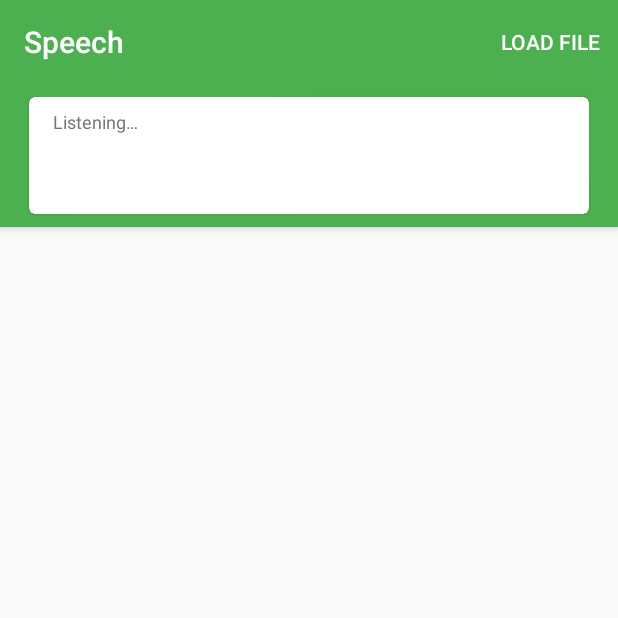
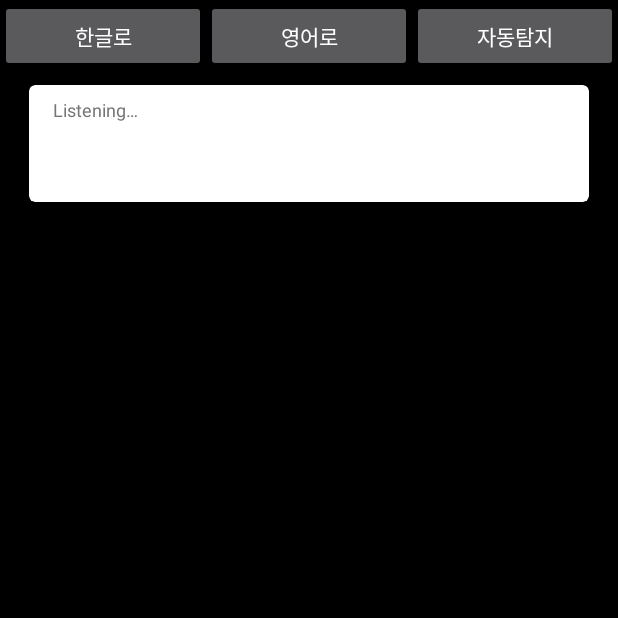
Before and after one commit to nar789/speechtest, an Android app: the screen it shows after launch (MainActivity), on a phone screen of 412 x 824 dp, the top half of it. Run offline under Robolectric (Android 15) with nearby library versions, the phone set to English and light mode, and no system bars; our stand-ins replace Volley; libraries missing offline, so code that uses them is left out: com.google.auth, com.google.auth.oauth2, com.google.cloud.speech, com.google.protobuf, io.grpc and 3 more; 2 statements that could not run were skipped.

Commit message:
ar translate poc v1.2

```diff
--- a/app/build.gradle
+++ b/app/build.gradle
@@ -120,6 +120,8 @@ dependencies {
     testCompile 'junit:junit:4.12'
     androidTestCompile 'com.android.support.test:runner:0.5'
     androidTestCompile 'com.android.support.test.espresso:espresso-core:2.2.2'
+
+    compile 'com.mcxiaoke.volley:library:1.0.19'
 }
 
 task copySecretKey(type: Copy) {
--- a/app/src/main/java/com/google/cloud/android/speech/SpeechService.java
+++ b/app/src/main/java/com/google/cloud/android/speech/SpeechService.java
@@ -213,6 +213,10 @@ public class SpeechService extends Service {
     }
 
     private String getDefaultLanguageCode() {
+        if (TranslateLanguageUtils.speakerLanguage != null) {
+            Log.d("translate", "defaultLang = " + TranslateLanguageUtils.speakerLanguage);
+            return TranslateLanguageUtils.speakerLanguage;
+        }
         final Locale locale = Locale.getDefault();
         final StringBuilder language = new StringBuilder(locale.getLanguage());
         final String country = locale.getCountry();
@@ -220,6 +224,7 @@ public class SpeechService extends Service {
             language.append("-");
             language.append(country);
         }
+        Log.d("translate", "defaultLang = " + language.toString());
         return language.toString();
     }
 
--- a/app/src/main/res/layout/activity_main.xml
+++ b/app/src/main/res/layout/activity_main.xml
@@ -28,14 +28,38 @@
         android:layout_height="wrap_content"
         android:background="?attr/colorPrimary"
         android:theme="@style/ThemeOverlay.AppCompat.Dark">
-
+        <!--
         <android.support.v7.widget.Toolbar
             android:id="@+id/toolbar"
             android:layout_width="match_parent"
             android:layout_height="wrap_content"
             android:background="?attr/colorPrimary"
             android:paddingLeft="32dp"
-            android:paddingRight="32dp"/>
+            android:paddingRight="32dp"/>//-->
+        <LinearLayout
+            android:layout_width="match_parent"
+            android:layout_height="wrap_content">
+            <Button
+                android:id="@+id/btn_korea"
+                android:layout_weight="1"
+                android:layout_width="wrap_content"
+                android:layout_height="wrap_content"
+                android:text="@string/korea" />
+            <Button
+                android:id="@+id/btn_english"
+                android:layout_weight="1"
+                android:layout_width="wrap_content"
+                android:layout_height="wrap_content"
+                android:text="@string/english" />
+            <Button
+                android:id="@+id/btn_auto"
+                android:layout_weight="1"
+                android:layout_width="wrap_content"
+                android:layout_height="wrap_content"
+                android:text="@string/auto" />
+
+        </LinearLayout>
+
 
         <include layout="@layout/item_result"/>
 
@@ -45,6 +69,7 @@
         android:id="@+id/recycler_view"
         android:layout_width="match_parent"
         android:layout_height="match_parent"
+        android:background="@color/primary"
         android:clipToPadding="false"
         android:paddingBottom="@dimen/spacing_small"
         android:paddingTop="@dimen/spacing_small"
--- a/app/src/main/res/values/colors.xml
+++ b/app/src/main/res/values/colors.xml
@@ -15,8 +15,8 @@
   limitations under the License.
 -->
 <resources>
-    <color name="primary">#4CAF50</color>
-    <color name="primary_dark">#388E3C</color>
+    <color name="primary">#000000</color>
+    <color name="primary_dark">#000000</color>
     <color name="accent">#536DFE</color>
 
     <color name="status_hearing">#7B1FA2</color>
--- a/app/src/main/res/values/strings.xml
+++ b/app/src/main/res/values/strings.xml
@@ -15,8 +15,11 @@
   limitations under the License.
 -->
 <resources>
-    <string name="app_name">Speech</string>
+    <string name="app_name">AR번역기데모</string>
     <string name="permission_message">This app needs to record audio and recognize your speech.</string>
     <string name="listening">Listening…</string>
     <string name="load_file">Load file</string>
+    <string name="korea">한글로</string>
+    <string name="english">영어로</string>
+    <string name="auto">자동탐지</string>
 </resources>
```
Also changed, not shown: app/src/main/java/com/google/cloud/android/speech/MainActivity.java (+81 -4 lines), app/src/main/java/com/google/cloud/android/speech/TranslateLanguageUtils.java (added, +33 -0 lines), app/src/main/res/mipmap-hdpi/ic_launcher.png, app/src/main/res/mipmap-mdpi/ic_launcher.png, app/src/main/res/mipmap-xhdpi/ic_launcher.png, app/src/main/res/mipmap-xxhdpi/ic_launcher.png, app/src/main/res/mipmap-xxxhdpi/ic_launcher.png.
